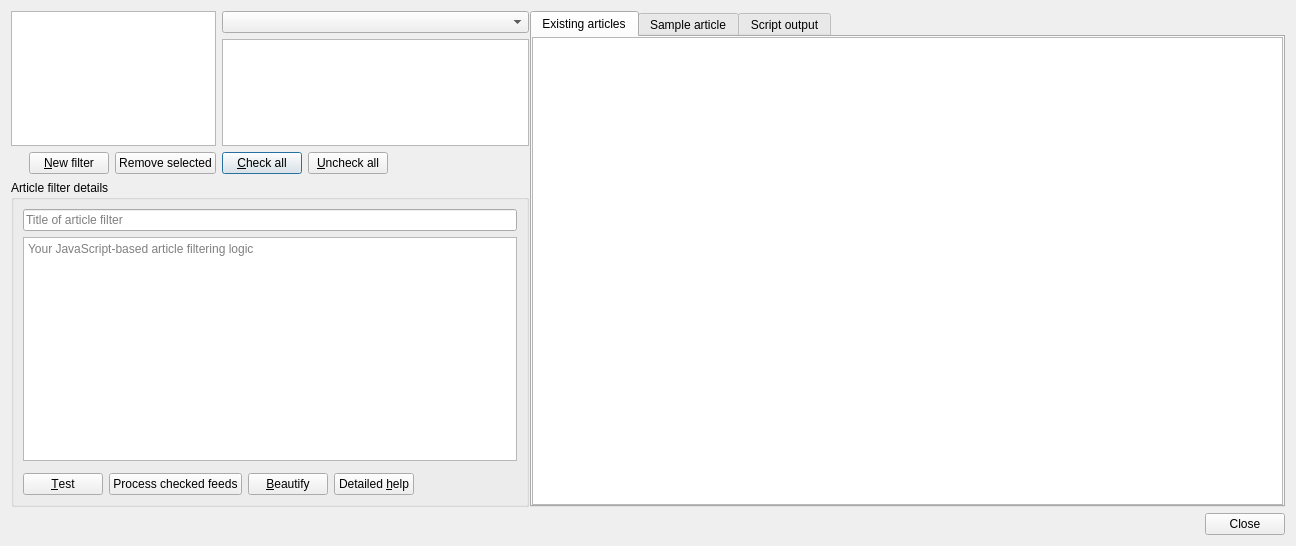
Before: the Qt Designer form src/librssguard/gui/dialogs/formmessagefiltersmanager.ui in martinrotter/rssguard, drawn with Qt 5.
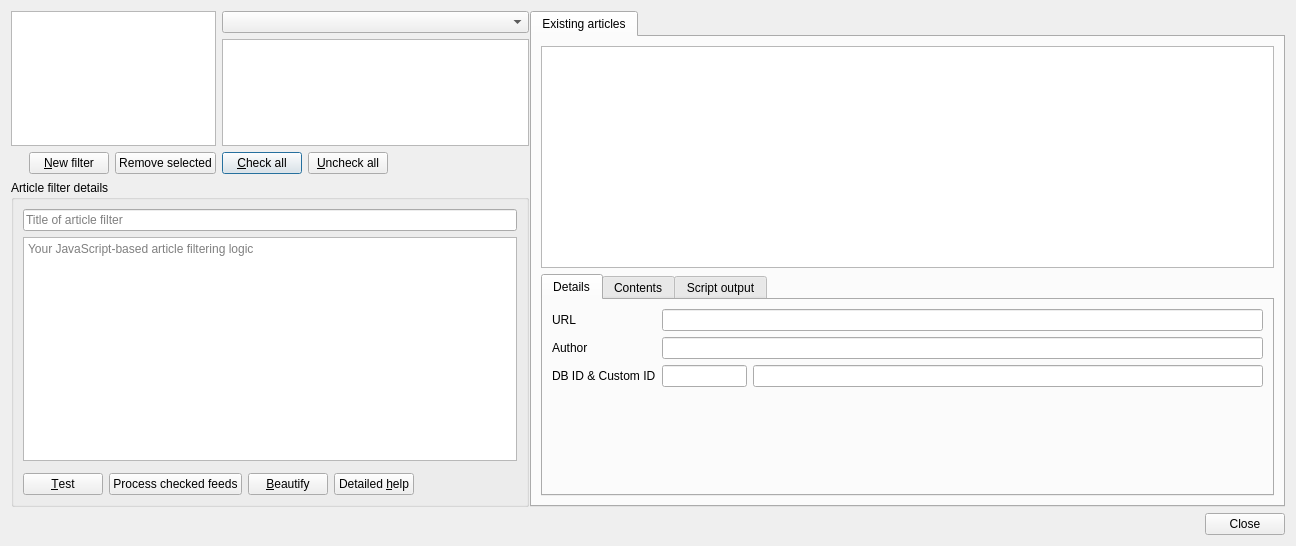
After: the same form once the commit is applied. Custom widgets are drawn as their Qt base class.

```diff
--- a/src/librssguard/gui/dialogs/formmessagefiltersmanager.ui
+++ b/src/librssguard/gui/dialogs/formmessagefiltersmanager.ui
@@ -216,21 +216,18 @@
        <attribute name="title">
         <string>Existing articles</string>
        </attribute>
-       <layout class="QHBoxLayout" name="horizontalLayout_7">
-        <property name="leftMargin">
-         <number>0</number>
-        </property>
-        <property name="topMargin">
-         <number>0</number>
-        </property>
-        <property name="rightMargin">
-         <number>0</number>
-        </property>
-        <property name="bottomMargin">
-         <number>0</number>
-        </property>
+       <layout class="QVBoxLayout" name="verticalLayout_4">
         <item>
          <widget class="QTreeView" name="m_treeExistingMessages">
+          <property name="sizePolicy">
+           <sizepolicy hsizetype="Expanding" vsizetype="Expanding">
+            <horstretch>0</horstretch>
+            <verstretch>1</verstretch>
+           </sizepolicy>
+          </property>
+          <property name="showDropIndicator" stdset="0">
+           <bool>false</bool>
+          </property>
           <property name="indentation">
            <number>0</number>
           </property>
@@ -240,93 +237,94 @@
           <property name="itemsExpandable">
            <bool>false</bool>
           </property>
+          <property name="sortingEnabled">
+           <bool>true</bool>
+          </property>
          </widget>
         </item>
-       </layout>
-      </widget>
-      <widget class="QWidget" name="m_tabSampleMessage">
+        <item>
+         <widget class="QTabWidget" name="m_twDetails">
+          <property name="sizePolicy">
+           <sizepolicy hsizetype="Expanding" vsizetype="Expanding">
+            <horstretch>0</horstretch>
+            <verstretch>1</verstretch>
+           </sizepolicy>
+          </property>
+          <property name="currentIndex">
+           <number>0</number>
+          </property>
+          <widget class="QWidget" name="tab">
        <attribute name="title">
-        <string>Sample article</string>
-       </attribute>
-       <layout class="QFormLayout" name="formLayout_2">
-        <property name="leftMargin">
-         <number>0</number>
-        </property>
-        <property name="topMargin">
-         <number>0</number>
-        </property>
-        <property name="rightMargin">
-         <number>0</number>
-        </property>
-        <property name="bottomMargin">
-         <number>0</number>
-        </property>
-        <item row="1" column="0">
-         <widget class="QLabel" name="label_4">
-          <property name="text">
-           <string>Title</string>
-          </property>
-          <property name="buddy">
-           <cstring>m_txtSampleTitle</cstring>
-          </property>
-         </widget>
-        </item>
-        <item row="1" column="1">
-         <widget class="QLineEdit" name="m_txtSampleTitle"/>
-        </item>
-        <item row="2" column="0">
-         <widget class="QLabel" name="label_6">
+            <string>Details</string>
+           </attribute>
+           <layout class="QFormLayout" name="formLayout">
+            <item row="0" column="0">
+             <widget class="QLabel" name="label">
           <property name="text">
            <string>URL</string>
           </property>
-          <property name="buddy">
-           <cstring>m_txtSampleUrl</cstring>
+             </widget>
+            </item>
+            <item row="0" column="1">
+             <widget class="QLineEdit" name="m_tbMessageUrl">
+              <property name="readOnly">
+               <bool>true</bool>
           </property>
          </widget>
         </item>
-        <item row="2" column="1">
-         <widget class="QLineEdit" name="m_txtSampleUrl"/>
-        </item>
-        <item row="3" column="0">
-         <widget class="QLabel" name="label_7">
+            <item row="1" column="1">
+             <widget class="QLineEdit" name="m_tbMessageAuthor"/>
+            </item>
+            <item row="1" column="0">
+             <widget class="QLabel" name="label_2">
           <property name="text">
            <string>Author</string>
           </property>
-          <property name="buddy">
-           <cstring>m_txtSampleAuthor</cstring>
-          </property>
-         </widget>
-        </item>
-        <item row="3" column="1">
-         <widget class="QLineEdit" name="m_txtSampleAuthor"/>
-        </item>
-        <item row="4" column="0">
-         <widget class="QLabel" name="label_8">
-          <property name="text">
-           <string>Created on</string>
-          </property>
-          <property name="buddy">
-           <cstring>m_txtSampleCreatedOn</cstring>
+             </widget>
+            </item>
+            <item row="2" column="1">
+             <layout class="QHBoxLayout" name="horizontalLayout_5">
+              <item>
+               <widget class="QLineEdit" name="m_tbMessageDbId">
+                <property name="sizePolicy">
+                 <sizepolicy hsizetype="Expanding" vsizetype="Fixed">
+                  <horstretch>1</horstretch>
+                  <verstretch>0</verstretch>
+                 </sizepolicy>
+                </property>
+                <property name="readOnly">
+                 <bool>true</bool>
+                </property>
+               </widget>
+              </item>
+              <item>
+               <widget class="QLineEdit" name="m_tbMessageCustomId">
+                <property name="sizePolicy">
+                 <sizepolicy hsizetype="Expanding" vsizetype="Fixed">
+                  <horstretch>6</horstretch>
+                  <verstretch>0</verstretch>
+                 </sizepolicy>
+                </property>
+                <property name="readOnly">
+                 <bool>true</bool>
           </property>
          </widget>
         </item>
-        <item row="4" column="1">
-         <widget class="QLineEdit" name="m_txtSampleCreatedOn"/>
-        </item>
-        <item row="5" column="0">
-         <widget class="QLabel" name="label_5">
+             </layout>
+            </item>
+            <item row="2" column="0">
+             <widget class="QLabel" name="label_3">
           <property name="text">
+               <string>DB ID &amp; Custom ID</string>
+              </property>
+             </widget>
+            </item>
+           </layout>
+          </widget>
+          <widget class="QWidget" name="tab_2">
+           <attribute name="title">
            <string>Contents</string>
-          </property>
-          <property name="buddy">
-           <cstring>m_txtSampleContents</cstring>
-          </property>
-         </widget>
-        </item>
-        <item row="5" column="1">
-         <widget class="QPlainTextEdit" name="m_txtSampleContents"/>
-        </item>
-        <item row="0" column="0" colspan="2">
+           </attribute>
          <layout class="QHBoxLayout" name="horizontalLayout_4">
           <item>
            <widget class="QCheckBox" name="m_cbSampleRead">
@@ -335,31 +333,9 @@
             </property>
            </widget>
           </item>
-          <item>
-           <widget class="QCheckBox" name="m_cbSampleImportant">
-            <property name="text">
-             <string>Important</string>
-            </property>
-           </widget>
-          </item>
-          <item>
-           <spacer name="horizontalSpacer_4">
-            <property name="orientation">
-             <enum>Qt::Orientation::Horizontal</enum>
-            </property>
-            <property name="sizeHint" stdset="0">
-             <size>
-              <width>40</width>
-              <height>20</height>
-             </size>
-            </property>
-           </spacer>
-          </item>
-         </layout>
-        </item>
-       </layout>
-      </widget>
-      <widget class="QWidget" name="m_tabOutput">
+           </layout>
+          </widget>
+          <widget class="QWidget" name="tab_3">
        <attribute name="title">
         <string>Script output</string>
        </attribute>
@@ -384,6 +360,13 @@
             <verstretch>1</verstretch>
            </sizepolicy>
           </property>
+              <property name="readOnly">
+               <bool>true</bool>
+              </property>
+             </widget>
+            </item>
+           </layout>
+          </widget>
          </widget>
         </item>
        </layout>
```
Left out of the diff: 26 changed lines with no effect on the pictures. Lines whose indentation alone changed are shown as unchanged.
